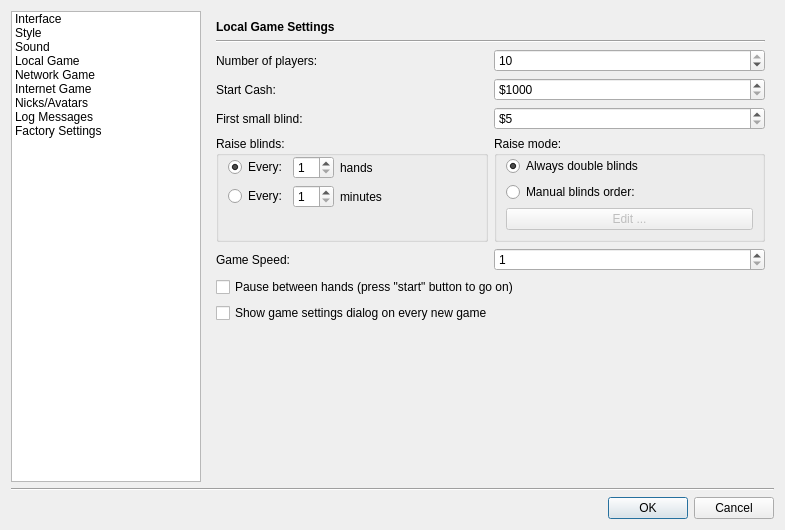
Old version of the form src/gui/qt/settingsdialog.ui in the repository ph4n70mr1ddl3r/pokerth.
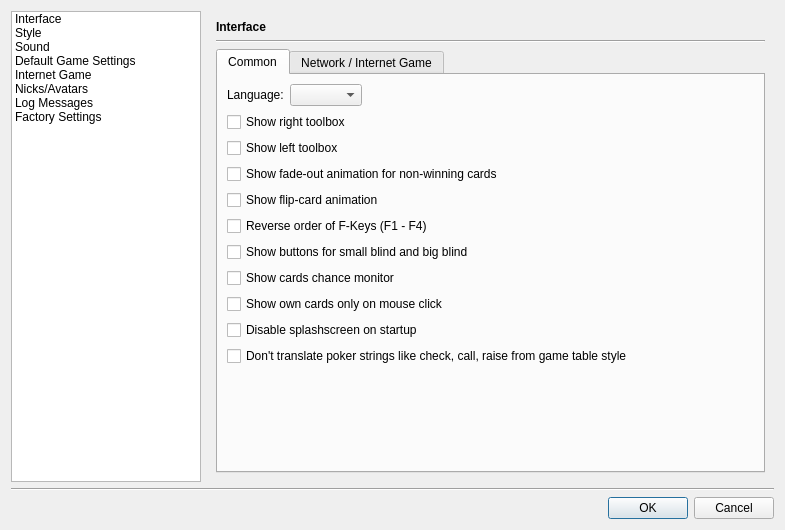
New version of the form. The open tabs and pages were chosen to show the change. Icons and pictures are not drawn. Custom widgets are drawn as their Qt base class.

Commit message: Cleanup: Remove unused network game dialogs and update default server config

```diff
--- a/src/gui/qt/settingsdialog.ui
+++ b/src/gui/qt/settingsdialog.ui
@@ -77,16 +77,7 @@
        </item>
        <item>
         <property name="text">
-         <string>Local Game</string>
-        </property>
-        <property name="icon">
-         <iconset resource="resources/pokerth.qrc">
-          <normaloff>:/gfx/swbuttonlocalgame.png</normaloff>:/gfx/swbuttonlocalgame.png</iconset>
-        </property>
-       </item>
-       <item>
-        <property name="text">
-         <string>Network Game</string>
+         <string>Default Game Settings</string>
         </property>
         <property name="icon">
          <iconset resource="resources/pokerth.qrc">
@@ -920,302 +911,7 @@
          </item>
         </layout>
        </widget>
-       <widget class="QWidget" name="page_2">
-        <layout class="QVBoxLayout">
-         <item>
-          <widget class="QLabel" name="label_5">
-           <property name="styleSheet">
-            <string notr="true">QLabel { font-weight: bold;  }</string>
-           </property>
-           <property name="text">
-            <string>Local Game Settings</string>
-           </property>
-          </widget>
-         </item>
-         <item>
-          <widget class="Line" name="line_3">
-           <property name="orientation">
-            <enum>Qt::Horizontal</enum>
-           </property>
-          </widget>
-         </item>
-         <item>
-          <layout class="QHBoxLayout">
-           <item>
-            <widget class="QLabel" name="label_4">
-             <property name="text">
-              <string>Number of players:</string>
-             </property>
-             <property name="buddy">
-              <cstring>spinBox_quantityPlayers</cstring>
-             </property>
-            </widget>
-           </item>
-           <item>
-            <widget class="QSpinBox" name="spinBox_quantityPlayers">
-             <property name="minimum">
-              <number>2</number>
-             </property>
-             <property name="maximum">
-              <number>10</number>
-             </property>
-             <property name="value">
-              <number>10</number>
-             </property>
-            </widget>
-           </item>
-          </layout>
-         </item>
-         <item>
-          <layout class="QHBoxLayout">
-           <item>
-            <widget class="QLabel" name="label_2">
-             <property name="text">
-              <string>Start Cash:</string>
-             </property>
-             <property name="buddy">
-              <cstring>spinBox_startCash</cstring>
-             </property>
-            </widget>
-           </item>
-           <item>
-            <widget class="QSpinBox" name="spinBox_startCash">
-             <property name="prefix">
-              <string>$</string>
-             </property>
-             <property name="minimum">
-              <number>1000</number>
-             </property>
-             <property name="maximum">
-              <number>1000000</number>
-             </property>
-             <property name="singleStep">
-              <number>50</number>
-             </property>
-            </widget>
-           </item>
-          </layout>
-         </item>
-         <item>
-          <layout class="QHBoxLayout">
-           <item>
-            <widget class="QLabel" name="label_3">
-             <property name="text">
-              <string>First small blind:</string>
-             </property>
-             <property name="buddy">
-              <cstring>spinBox_firstSmallBlind</cstring>
-             </property>
-            </widget>
-           </item>
-           <item>
-            <widget class="QSpinBox" name="spinBox_firstSmallBlind">
-             <property name="prefix">
-              <string>$</string>
-             </property>
-             <property name="minimum">
-              <number>5</number>
-             </property>
-             <property name="maximum">
-              <number>20000</number>
-             </property>
-            </widget>
-           </item>
-          </layout>
-         </item>
-         <item>
-          <layout class="QHBoxLayout">
-           <item>
-            <widget class="QGroupBox" name="groupBox_6">
-             <property name="title">
-              <string>Raise blinds:</string>
-             </property>
-             <layout class="QGridLayout">
-              <property name="leftMargin">
-               <number>9</number>
-              </property>
-              <property name="topMargin">
-               <number>0</number>
-              </property>
-              <property name="bottomMargin">
-               <number>9</number>
-              </property>
-              <item row="0" column="0">
-               <widget class="QRadioButton" name="radioButton_raiseBlindsAtHands">
-                <property name="text">
-                 <string>Every:</string>
-                </property>
-                <property name="checked">
-                 <bool>true</bool>
-                </property>
-               </widget>
-              </item>
-              <item row="0" column="1">
-               <widget class="QSpinBox" name="spinBox_raiseSmallBlindEveryHands">
-                <property name="minimum">
-                 <number>1</number>
-                </property>
-               </widget>
-              </item>
-              <item row="0" column="2">
-               <widget class="QLabel" name="label_47">
-                <property name="sizePolicy">
-                 <sizepolicy hsizetype="Expanding" vsizetype="Preferred">
-                  <horstretch>0</horstretch>
-                  <verstretch>0</verstretch>
-                 </sizepolicy>
-                </property>
-                <property name="text">
-                 <string>hands</string>
-                </property>
-               </widget>
-              </item>
-              <item row="1" column="0">
-               <widget class="QRadioButton" name="radioButton_raiseBlindsAtMinutes">
-                <property name="text">
-                 <string>Every:</string>
-                </property>
-               </widget>
-              </item>
-              <item row="1" column="1">
-               <widget class="QSpinBox" name="spinBox_raiseSmallBlindEveryMinutes">
-                <property name="minimum">
-                 <number>1</number>
-                </property>
-               </widget>
-              </item>
-              <item row="1" column="2">
-               <widget class="QLabel" name="label_50">
-                <property name="sizePolicy">
-                 <sizepolicy hsizetype="Expanding" vsizetype="Preferred">
-                  <horstretch>0</horstretch>
-                  <verstretch>0</verstretch>
-                 </sizepolicy>
-                </property>
-                <property name="text">
-                 <string>minutes</string>
-                </property>
-               </widget>
-              </item>
-              <item row="2" column="1">
-               <spacer>
-                <property name="orientation">
-                 <enum>Qt::Vertical</enum>
-                </property>
-                <property name="sizeHint" stdset="0">
-                 <size>
-                  <width>20</width>
-                  <height>5</height>
-                 </size>
-                </property>
-               </spacer>
-              </item>
-             </layout>
-            </widget>
-           </item>
-           <item>
-            <widget class="QGroupBox" name="groupBox_7">
-             <property name="sizePolicy">
-              <sizepolicy hsizetype="Expanding" vsizetype="Preferred">
-               <horstretch>0</horstretch>
-               <verstretch>0</verstretch>
-              </sizepolicy>
-             </property>
-             <property name="title">
-              <string>Raise mode:</string>
-             </property>
-             <layout class="QGridLayout">
-              <property name="topMargin">
-               <number>0</number>
-              </property>
-              <item row="0" column="0">
-               <widget class="QRadioButton" name="radioButton_alwaysDoubleBlinds">
-                <property name="text">
-                 <string>Always double blinds</string>
-                </property>
-                <property name="checked">
-                 <bool>true</bool>
-                </property>
-               </widget>
-              </item>
-              <item row="1" column="0">
-               <widget class="QRadioButton" name="radioButton_manualBlindsOrder">
-                <property name="text">
-                 <string>Manual blinds order:</string>
-                </property>
-               </widget>
-              </item>
-              <item row="2" column="0">
-               <widget class="QPushButton" name="pushButton_editManualBlindsOrder">
-                <property name="enabled">
-                 <bool>false</bool>
-                </property>
-                <property name="text">
-                 <string>Edit ...</string>
-                </property>
-               </widget>
-              </item>
-             </layout>
-            </widget>
-           </item>
-          </layout>
-         </item>
-         <item>
-          <layout class="QHBoxLayout">
-           <item>
-            <widget class="QLabel" name="label">
-             <property name="text">
-              <string>Game Speed:</string>
-             </property>
-             <property name="buddy">
-              <cstring>spinBox_gameSpeed</cstring>
-             </property>
-            </widget>
-           </item>
-           <item>
-            <widget class="QSpinBox" name="spinBox_gameSpeed">
-             <property name="minimum">
-              <number>1</number>
-             </property>
-             <property name="maximum">
-              <number>11</number>
-             </property>
-             <property name="singleStep">
-              <number>1</number>
-             </property>
-            </widget>
-           </item>
-          </layout>
-         </item>
-         <item>
-          <widget class="QCheckBox" name="checkBox_pauseBetweenHands">
-           <property name="text">
-            <string>Pause between hands (press &quot;start&quot; button to go on)</string>
-           </property>
-          </widget>
-         </item>
-         <item>
-          <widget class="QCheckBox" name="checkBox_showGameSettingsDialogOnNewGame">
-           <property name="text">
-            <string>Show game settings dialog on every new game</string>
-           </property>
-          </widget>
-         </item>
-         <item>
-          <spacer>
-           <property name="orientation">
-            <enum>Qt::Vertical</enum>
-           </property>
-           <property name="sizeHint" stdset="0">
-            <size>
-             <width>437</width>
-             <height>285</height>
-            </size>
-           </property>
-          </spacer>
-         </item>
-        </layout>
-       </widget>
+
        <widget class="QWidget" name="page_4">
         <layout class="QVBoxLayout">
          <item>
```
Left out of the diff: 2 changed lines with no effect on the pictures. The commit also changes 23 other files.
